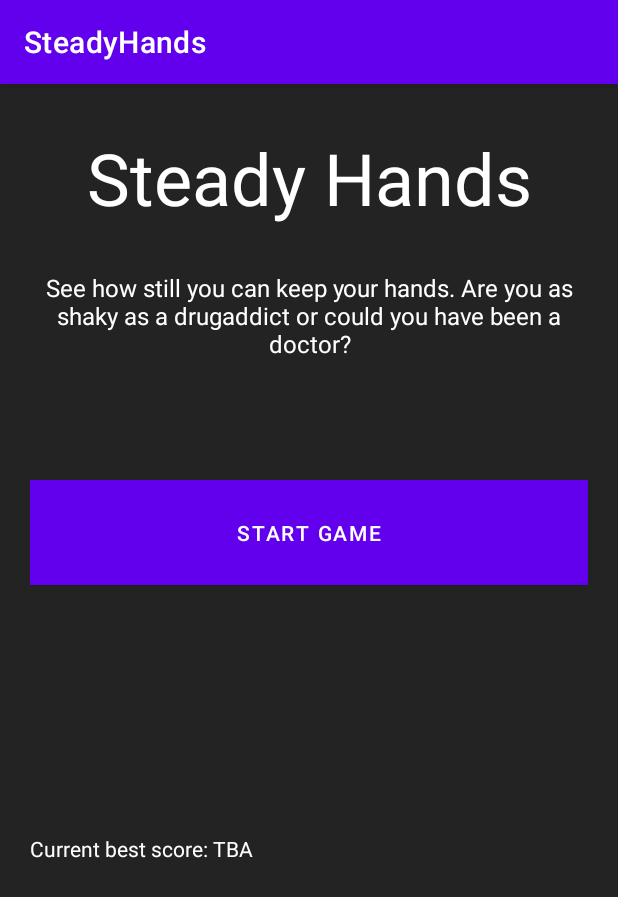
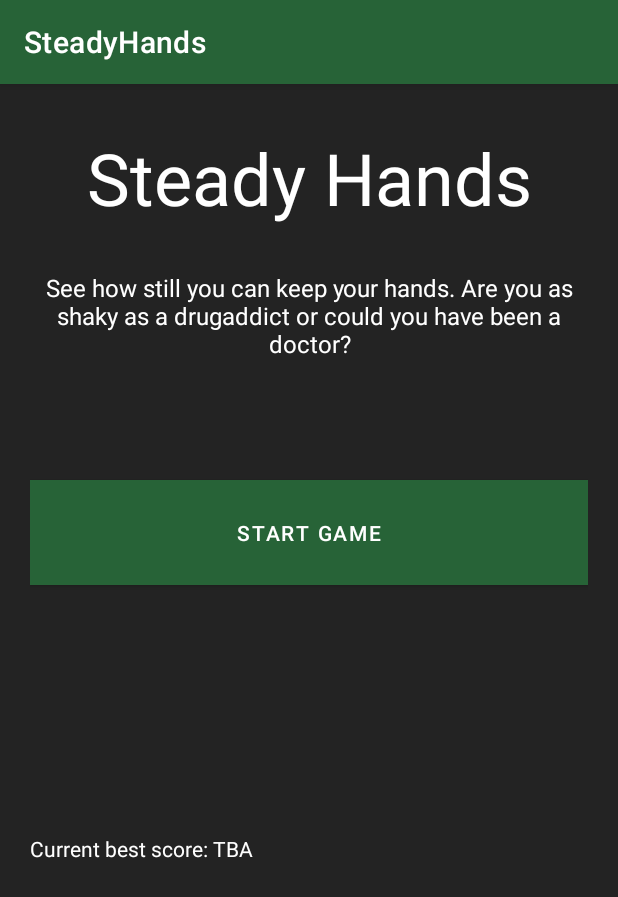
Before and after one commit to Maxi03milian/Steady-Hands, an Android app: the screen it shows after launch (MainActivity), on a phone screen of 412 x 824 dp. Shown: the top 897 px of the screen. Run offline under Robolectric (Android 15) with nearby library versions, the phone set to English and light mode, and no system bars.

Commit message:
feat: changed default color

```diff
--- a/app/src/main/java/ch/ms/steadyhands/MainActivity.java
+++ b/app/src/main/java/ch/ms/steadyhands/MainActivity.java
@@ -2,7 +2,9 @@ package ch.ms.steadyhands;
 
 import androidx.appcompat.app.AppCompatActivity;
 
+import android.content.Intent;
 import android.os.Bundle;
+import android.widget.Button;
 
 public class MainActivity extends AppCompatActivity {
 
@@ -10,5 +12,17 @@ public class MainActivity extends AppCompatActivity {
     protected void onCreate(Bundle savedInstanceState) {
         super.onCreate(savedInstanceState);
         setContentView(R.layout.activity_main);
+
+        //get button with id "startButton"
+        Button startButton = (Button) findViewById(R.id.startButton);
+        //set onClickListener
+        startButton.setOnClickListener(v -> startGame());
+
+
+    }
+
+    private void startGame() {
+        Intent intent = new Intent(this, GameActivity.class);
+        startActivity(intent);
     }
 }
--- a/app/src/main/res/values/colors.xml
+++ b/app/src/main/res/values/colors.xml
@@ -7,4 +7,5 @@
     <color name="teal_700">#FF018786</color>
     <color name="black">#FF000000</color>
     <color name="white">#FFFFFFFF</color>
+    <color name="green">#276337</color>
 </resources>
--- a/app/src/main/res/values/themes.xml
+++ b/app/src/main/res/values/themes.xml
@@ -2,7 +2,7 @@
     <!-- Base application theme. -->
     <style name="Theme.SteadyHands" parent="Theme.MaterialComponents.DayNight.DarkActionBar">
         <!-- Primary brand color. -->
-        <item name="colorPrimary">@color/purple_500</item>
+        <item name="colorPrimary">@color/green</item>
         <item name="colorPrimaryVariant">@color/purple_700</item>
         <item name="colorOnPrimary">@color/white</item>
         <!-- Secondary brand color. -->
@@ -10,7 +10,7 @@
         <item name="colorSecondaryVariant">@color/teal_700</item>
         <item name="colorOnSecondary">@color/black</item>
         <!-- Status bar color. -->
-        <item name="android:statusBarColor">?attr/colorPrimaryVariant</item>
+        <item name="android:statusBarColor">@color/green</item>
         <!-- Customize your theme here. -->
     </style>
 </resources>
```
